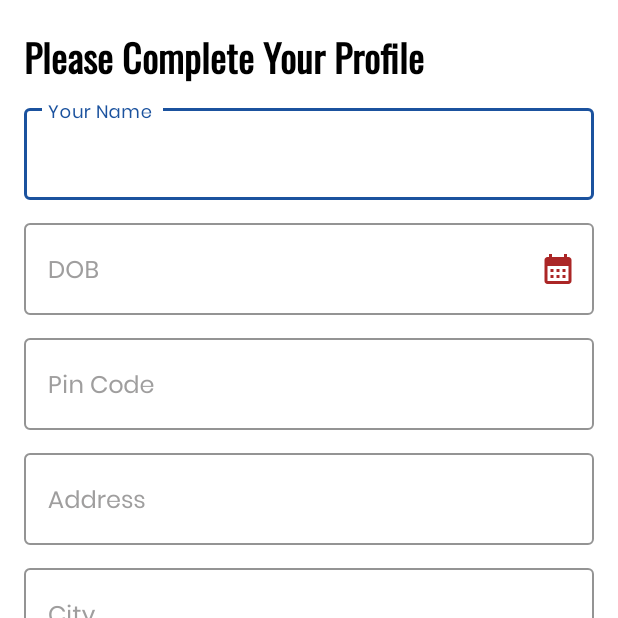
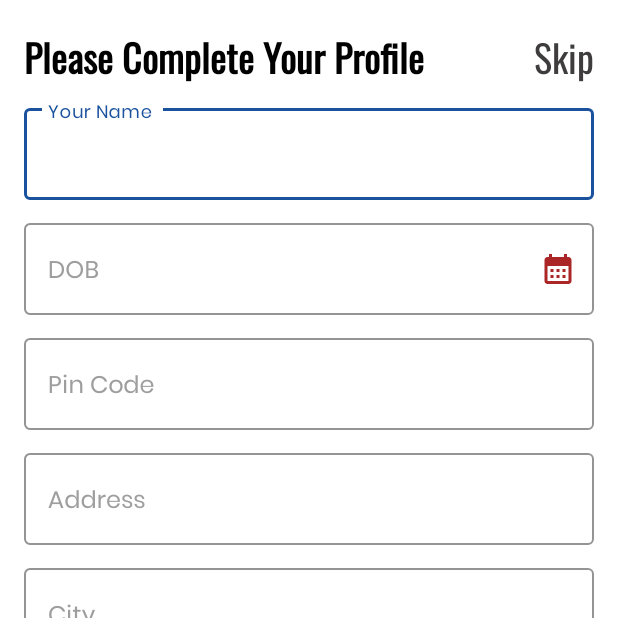
Before and after one commit to guddulawaniya/meridean_app, an Android app: the comlete_profile_Activity screen opened directly, with no data from a screen before it, on a phone screen of 412 x 824 dp, the top half of it. Run offline under Robolectric (Android 15) with nearby library versions, the phone set to English and light mode, and no system bars.

Commit message:
24-04-2023 evening time 4:15

```diff
--- a/app/src/main/java/com/example/meridean/login_Activity.java
+++ b/app/src/main/java/com/example/meridean/login_Activity.java
@@ -198,7 +198,7 @@ public class login_Activity extends AppCompatActivity {
                         editor.putString(PASSWORD_KEY,passwordtext);
                         editor.commit();
 
-                        Intent intent = new Intent(getApplicationContext(),MainActivity.class);
+                        Intent intent = new Intent(getApplicationContext(), userProfile_Activity.class);
                         startActivity(intent);
                         overridePendingTransition(R.anim.right_in_activity,R.anim.left_out_activity);
                         finish();
--- a/app/src/main/res/layout/activity_complete_profile.xml
+++ b/app/src/main/res/layout/activity_complete_profile.xml
@@ -27,10 +27,16 @@
                 android:layout_margin="16dp"
                 android:orientation="vertical">
 
+                <RelativeLayout
+                    android:layout_width="match_parent"
+                    android:layout_height="match_parent">
+
                     <TextView
-                    android:id="@+id/textView6"
                         android:layout_width="wrap_content"
                         android:layout_height="wrap_content"
+                        android:layout_alignParentStart="true"
+                        android:layout_alignParentTop="true"
+                        android:layout_alignParentBottom="true"
                         android:fontFamily="@font/oswald"
                         android:text="Please Complete Your Profile"
                         android:textColor="@color/black"
@@ -40,6 +46,23 @@
                         app:layout_constraintHorizontal_bias="0.0"
                         app:layout_constraintStart_toStartOf="parent"
                         app:layout_constraintTop_toTopOf="parent" />
+                    <TextView
+                        android:layout_width="wrap_content"
+                        android:layout_height="wrap_content"
+                        android:layout_alignParentTop="true"
+                        android:layout_alignParentBottom="true"
+                        android:id="@+id/skiptext"
+                        android:fontFamily="@font/oswald"
+                        android:text="Skip"
+                        android:textColor="@color/textcolor"
+                        android:textSize="25sp"
+                        app:layout_constraintEnd_toEndOf="parent"
+                        app:layout_constraintHorizontal_bias="0.0"
+                      android:layout_alignParentEnd="true"
+                        app:layout_constraintTop_toTopOf="parent" />
+
+
+                </RelativeLayout>
 
                 <com.google.android.material.textfield.TextInputLayout
                     style="@style/Widget.MaterialComponents.TextInputLayout.OutlinedBox"
@@ -83,6 +106,7 @@
                         android:id="@+id/savedobinput"
                         android:layout_width="match_parent"
                         android:layout_height="wrap_content"
+                        android:inputType="date"
                         android:fontFamily="@font/poppins"
                         android:textColor="@color/textcolor"
                         android:textSize="16sp" />
@@ -104,6 +128,7 @@
                     <com.google.android.material.textfield.TextInputEditText
                         android:layout_width="match_parent"
                         android:id="@+id/areapincode"
+                        android:inputType="number"
                         android:layout_height="wrap_content"
                         android:fontFamily="@font/poppins"
                         android:textColor="@color/textcolor"
@@ -128,6 +153,7 @@
                         android:layout_width="match_parent"
                         android:layout_height="wrap_content"
                         android:fontFamily="@font/poppins"
+                        android:inputType="textPostalAddress"
                         android:textColor="@color/textcolor"
                         android:textSize="16sp" />
 
@@ -218,6 +244,12 @@
 
         </ScrollView>
 
+        <RelativeLayout
+            android:layout_width="match_parent"
+            android:layout_height="match_parent">
+
+        </RelativeLayout>
+
     </LinearLayout>
 
     <Button
```
Also changed, not shown: app/src/main/AndroidManifest.xml (+9 -15 lines), app/src/main/java/com/example/meridean/Signup_Actvity.java (+15 -3 lines), app/src/main/java/com/example/meridean/comlete_profile_Activity.java (+14 -1 lines), app/src/main/java/com/example/meridean/verify_OTP_Activity.java (+32 -5 lines). Lines whose indentation alone changed are shown as unchanged.
